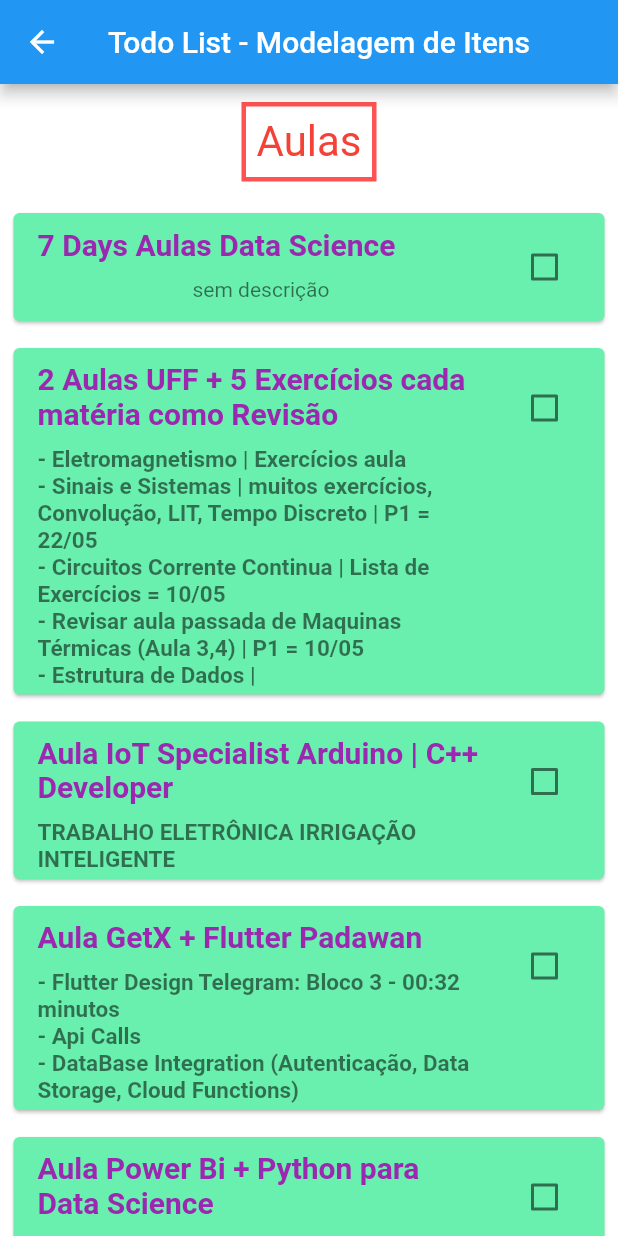
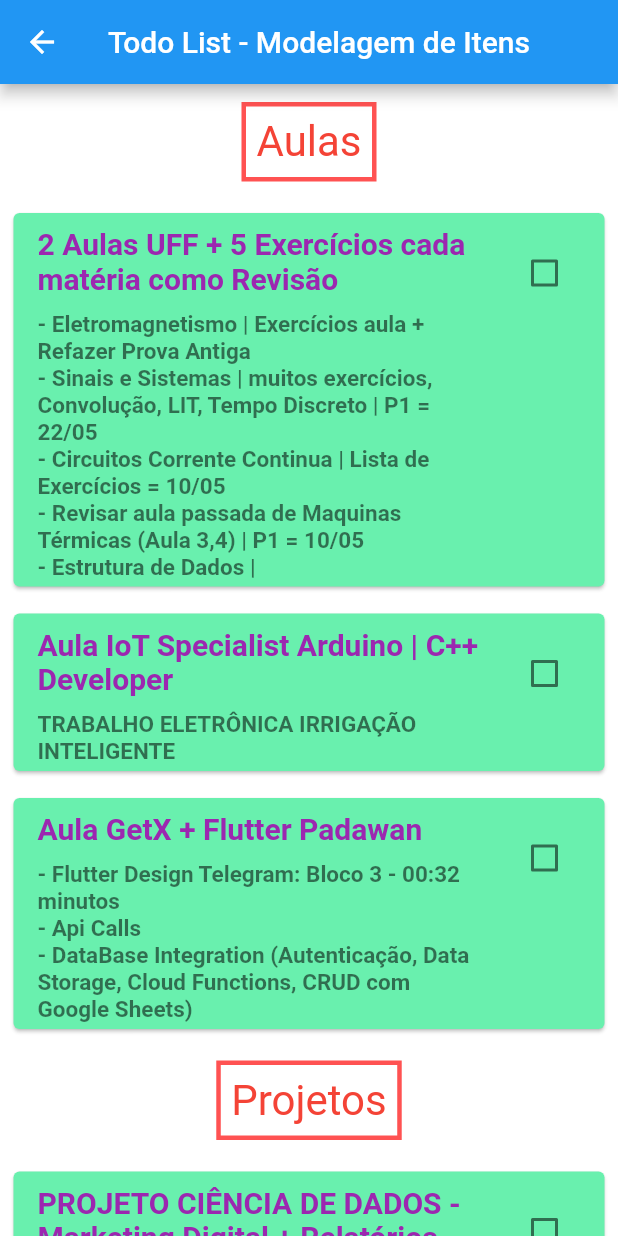
Before and after one commit to PedroVic12/gohan-treinamentos, a Flutter app: the TodoListViewPage screen opened directly, on a phone screen of 412 x 824 dp. Run offline on Flutter 3.47's test engine with Material 2 defaults, Android fonts, the phone set to English and light mode, and no system bars; our stand-ins replace get, get_storage, percent_indicator, youtube_player_flutter; accounts and stored records are empty; network calls fail.

Commit message:
Update TodoListViewPage.dart

```diff
--- a/app_produtividade/lib/pages/TodoListViewPage.dart
+++ b/app_produtividade/lib/pages/TodoListViewPage.dart
@@ -143,13 +143,13 @@ Widget buildSubItem(String subItem) {
 //!Controlador que alimenta a todoLIST
 class TodoControllerGetx extends GetxController {
   var itens = <TodoList>[
-    TodoList(texto: '7 Days Aulas Data Science', done: false, subTitulo: []),
+    //TodoList(texto: '7 Days Aulas Data Science', done: false, subTitulo: []),
     //TodoList(texto: '7 Days MongoDB', done: false, subTitulo: []),
     TodoList(
         texto: '2 Aulas UFF + 5 Exercícios cada matéria como Revisão',
         done: false,
         subTitulo: [
-          '- Eletromagnetismo | Exercícios aula',
+          '- Eletromagnetismo | Exercícios aula + Refazer Prova Antiga',
           '- Sinais e Sistemas | muitos exercícios, Convolução, LIT, Tempo Discreto | P1 = 22/05',
           '- Circuitos Corrente Continua | Lista de Exercícios = 10/05 ',
           '- Revisar aula passada de Maquinas Térmicas (Aula 3,4) | P1 = 10/05',
@@ -171,16 +171,14 @@ class TodoControllerGetx extends GetxController {
     TodoList(texto: 'Aula GetX + Flutter Padawan', done: false, subTitulo: [
       "- Flutter Design Telegram: Bloco 3 - 00:32 minutos",
       '- Api Calls',
-      '- DataBase Integration (Autenticação, Data Storage, Cloud Functions)'
+      '- DataBase Integration (Autenticação, Data Storage, Cloud Functions, CRUD com Google Sheets)'
     ]),
-    TodoList(
-        texto: 'Aula Power Bi + Python para Data Science',
-        done: false,
-        subTitulo: [
-          '- Capitulo 6 - DSA - Módulos e Pacotes',
-          "- Data Science Roadmap - 6 Months",
-          '- Marketing Digital para Data Science'
-        ]),
+    TodoList(texto: 'Python para Data Science', done: false, subTitulo: [
+      '- Capitulo 6 - DSA - Módulos e Pacotes',
+      "- Data Science Roadmap - 6 Months",
+      '- Marketing Digital para Data Science',
+      '- Aprender a como fazer relatórios'
+    ]),
     //TodoList(texto: 'PROJETO JARVIS - Robótica', done: false, subTitulo: []),
     TodoList(
         texto: 'PROJETO CIÊNCIA DE DADOS - Marketing Digital + Relatórios',
@@ -189,7 +187,6 @@ class TodoControllerGetx extends GetxController {
     //TodoList(texto: 'PROJETO IoT/ Smart Home', done: false, subTitulo: []),
     TodoList(texto: 'PROJETO Flutter Freelancer', done: false, subTitulo: [
       '- Calendario com Gerenciamento de Estado',
-      '- Crud Database google sheets',
       '- Botões com Horários disponíveis'
     ]),
     TodoList(texto: 'PROJETO GeoMarketing', done: false, subTitulo: []),
```
